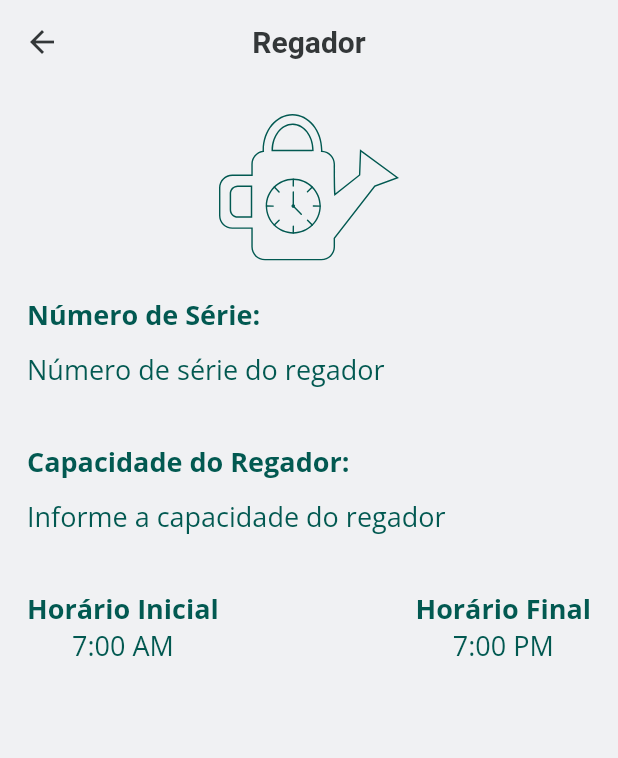
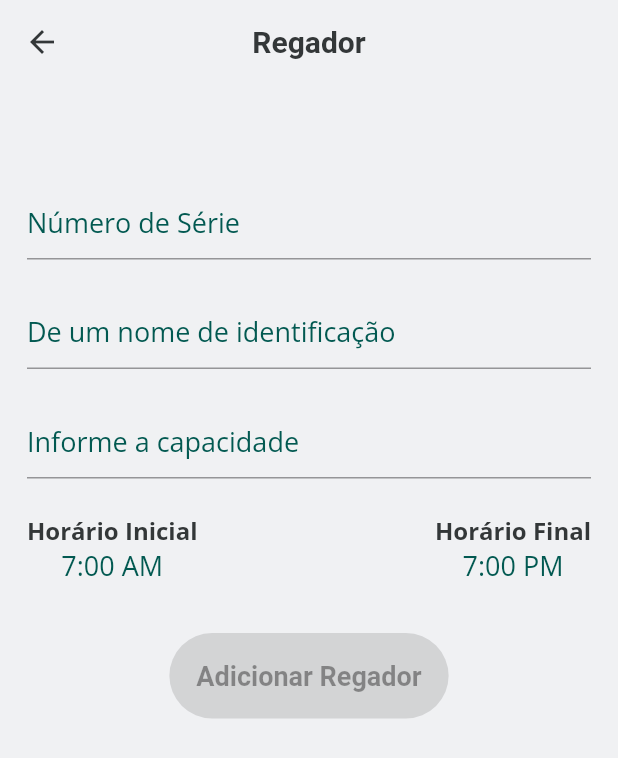
Before and after one commit to Tichz/regador_avaliacao, a Flutter app: the screen it shows after launch, after a tap on "Adicionar Regador", on a phone screen of 412 x 824 dp. Shown: the top 758 px of the screen. Run offline on Flutter 3.47's test engine with Material 2 defaults, Android fonts, the phone set to English and light mode, and no system bars; our stand-ins replace carousel_slider, flutter_svg, smooth_page_indicator.

Commit message:
Adicionado o ciclo de CRUD dos regadores

```diff
--- a/lib/ui/pages/add_watering_can_page/add_watering_can_page.dart
+++ b/lib/ui/pages/add_watering_can_page/add_watering_can_page.dart
@@ -1,22 +1,23 @@
 import 'package:flutter/material.dart';
 import 'package:provider/provider.dart';
 import 'package:regador_avaliacao/provider/regador_app_provider.dart';
-import 'package:regador_avaliacao/ui/pages/add_plant_page/widgets/watering_can_illustration.dart';
-import 'package:regador_avaliacao/ui/pages/widgets/end_time_watering_can.dart';
-import 'package:regador_avaliacao/ui/pages/widgets/start_time_watering_can.dart';
-import 'package:regador_avaliacao/ui/pages/widgets/my_text_field.dart';
+import 'package:regador_avaliacao/ui/pages/add_watering_can_page/widgets/botao_adicionar_regador.dart';
+import 'package:regador_avaliacao/ui/pages/add_watering_can_page/widgets/capacidade_regador_text_field.dart';
+import 'package:regador_avaliacao/ui/pages/add_watering_can_page/widgets/end_time_watering_can.dart';
+import 'package:regador_avaliacao/ui/pages/add_watering_can_page/widgets/nome_identificacao_text_field.dart';
+import 'package:regador_avaliacao/ui/pages/add_watering_can_page/widgets/numero_serie_text_field.dart';
+import 'package:regador_avaliacao/ui/pages/add_watering_can_page/widgets/start_time_watering_can.dart';
 
 class AddWateringCanPage extends StatelessWidget {
-  TextEditingController _numeroSerieController = TextEditingController();
-  TextEditingController _capacidadeRegador = TextEditingController();
+  int? index;
 
-  AddWateringCanPage({Key? key}) : super(key: key);
+  AddWateringCanPage({Key? key, int? this.index}) : super(key: key);
 
   @override
   Widget build(BuildContext context) {
     return Scaffold(
       appBar: AppBar(
-        title: Text('Regador'),
+        title: const Text('Regador'),
       ),
       body: Consumer<RegadorAppProvider>(builder: (context, provider, child) {
         return Padding(
@@ -25,35 +26,36 @@ class AddWateringCanPage extends StatelessWidget {
             child: Column(
               crossAxisAlignment: CrossAxisAlignment.center,
               children: [
-                WateringCanIllustration(),
-                SizedBox(
+                // const WateringCanIllustration(),
+                const SizedBox(
                   height: 24,
                 ),
-                MyTextField(
-                  labelText: 'Número de Série:',
-                    hintText: 'Número de série do regador',
-                    controller: _numeroSerieController,
-                  onChange: (_)=> provider.handlerNumeroSerieTextField(numeroSerieController: _numeroSerieController),
-                ),
-                SizedBox(
+                const SizedBox(
                   height: 24,
                 ),
-                MyTextField(
-                  labelText: 'Capacidade do Regador:',
-                  hintText: 'Informe a capacidade do regador',
-                  controller: _capacidadeRegador,
-                  onChange: (_)=> provider.handlerNumeroSerieTextField(numeroSerieController: _numeroSerieController),
+                const NumeroSerieTextField(),
+                const SizedBox(
+                  height: 24,
                 ),
-                SizedBox(
+                const NomeIdentificacaoTextField(),
+                const SizedBox(
+                  height: 24,
+                ),
+                const CapacidadeRegadorTextField(),
+                const SizedBox(
                   height: 24,
                 ),
                 Row(
-                  children: [
+                  children: const [
                     StartTimeWateringCan(),
                     Spacer(),
                     EndTimeWateringCan(),
                   ],
                 ),
+                const SizedBox(
+                  height: 32,
+                ),
+                BotaoAdicionarRegador(index: index),
               ],
             ),
           ),
--- /dev/null
+++ b/lib/ui/pages/add_watering_can_page/widgets/botao_adicionar_regador.dart
@@ -0,0 +1,24 @@
+import 'package:flutter/material.dart';
+import 'package:provider/provider.dart';
+import 'package:regador_avaliacao/provider/regador_app_provider.dart';
+
+class BotaoAdicionarRegador extends StatelessWidget {
+  int? index;
+
+  BotaoAdicionarRegador({Key? key,  int? this.index}) : super(key: key);
+
+  @override
+  Widget build(BuildContext context) {
+    return Consumer<RegadorAppProvider>(builder: (context, provider, child) {
+      return ElevatedButton(
+        onPressed: provider.taHabilitado
+            ? () {
+          provider.habilitarBotao();
+                provider.adicionarRegador(context: context, index: index);
+              }
+            : null,
+        child: Text('Adicionar Regador'),
+      );
+    });
+  }
+}
--- /dev/null
+++ b/lib/ui/pages/add_watering_can_page/widgets/capacidade_regador_text_field.dart
@@ -0,0 +1,46 @@
+import 'package:flutter/material.dart';
+import 'package:provider/provider.dart';
+import 'package:regador_avaliacao/provider/regador_app_provider.dart';
+import 'package:regador_avaliacao/ui/styles/my_colors.dart';
+import 'package:regador_avaliacao/ui/styles/my_text_styles.dart';
+
+class CapacidadeRegadorTextField extends StatefulWidget {
+  const CapacidadeRegadorTextField({Key? key}) : super(key: key);
+
+  @override
+  State<CapacidadeRegadorTextField> createState() =>
+      _CapacidadeRegadorTextFieldState();
+}
+
+class _CapacidadeRegadorTextFieldState
+    extends State<CapacidadeRegadorTextField> {
+
+  @override
+  void initState() {
+     Provider.of<RegadorAppProvider>(context, listen: false);
+    super.initState();
+  }
+
+  @override
+  Widget build(BuildContext context) {
+    return Consumer<RegadorAppProvider>(builder: (context, provider, child) {
+      return TextField(
+        decoration: InputDecoration(
+          hintText: 'Informe a capacidade',
+        ),
+        keyboardType:
+            TextInputType.numberWithOptions(decimal: false, signed: false),
+        controller: provider.capacidadeRegadorController ,
+        onChanged: (_) {
+          // provider.capacidadeRegadorController
+          // provider.pegarControllerCapacidadeRegador(
+          //   controllerCapacidadeRegador: _capacidadeRegadorController,
+          // );
+          provider.habilitarBotao();
+        },
+        style: MyTextStyle.hintTextFieldStyle(context: context, isDark: false),
+        cursorColor: MyColors.corAcao,
+      );
+    });
+  }
+}
--- a/lib/ui/pages/widgets/end_time_watering_can.dart
+++ b/lib/ui/pages/add_watering_can_page/widgets/end_time_watering_can.dart
@@ -19,7 +19,7 @@ class EndTimeWateringCan extends StatelessWidget {
             children: [
               Text(
                 'Horário Final',
-                style: MyTextStyle.labelTextFieldStyle(
+                style: MyTextStyle.titulosRegadorStyle(
                     context: context, isDark: false),
               ),
               Text(
--- /dev/null
+++ b/lib/ui/pages/add_watering_can_page/widgets/nome_identificacao_text_field.dart
@@ -0,0 +1,44 @@
+import 'package:flutter/material.dart';
+import 'package:provider/provider.dart';
+import 'package:regador_avaliacao/provider/regador_app_provider.dart';
+import 'package:regador_avaliacao/ui/styles/my_colors.dart';
+import 'package:regador_avaliacao/ui/styles/my_text_styles.dart';
+
+class NomeIdentificacaoTextField extends StatefulWidget {
+  const NomeIdentificacaoTextField({Key? key}) : super(key: key);
+
+  @override
+  State<NomeIdentificacaoTextField> createState() =>
+      _NomeIdentificacaoTextFieldState();
+}
+
+class _NomeIdentificacaoTextFieldState
+    extends State<NomeIdentificacaoTextField> {
+  @override
+  void initState() {
+    Provider.of<RegadorAppProvider>(context, listen: false);
+    super.initState();
+  }
+
+  @override
+  Widget build(BuildContext context) {
+    return Consumer<RegadorAppProvider>(builder: (context, provider, child) {
+      return TextField(
+        decoration: InputDecoration(
+          hintText: 'De um nome de identificação',
+        ),
+        keyboardType: TextInputType.name,
+        textInputAction: TextInputAction.next,
+        controller: provider.nomeIdentificacaoController,
+        onChanged: (_) {
+          // provider.pegarControllerNomeIdentificacao(
+          //   controllerNomeIdentificacao:  _nomeIdentificacaoController,
+          // );
+          provider.habilitarBotao();
+        },
+        style: MyTextStyle.hintTextFieldStyle(context: context, isDark: false),
+        cursorColor: MyColors.corAcao,
+      );
+    });
+  }
+}
--- /dev/null
+++ b/lib/ui/pages/add_watering_can_page/widgets/numero_serie_text_field.dart
@@ -0,0 +1,42 @@
+import 'package:flutter/material.dart';
+import 'package:provider/provider.dart';
+import 'package:regador_avaliacao/provider/regador_app_provider.dart';
+import 'package:regador_avaliacao/ui/styles/my_colors.dart';
+import 'package:regador_avaliacao/ui/styles/my_text_styles.dart';
+
+class NumeroSerieTextField extends StatefulWidget {
+  const NumeroSerieTextField({Key? key}) : super(key: key);
+
+  @override
+  State<NumeroSerieTextField> createState() => _NumeroSerieTextFieldState();
+}
+
+class _NumeroSerieTextFieldState extends State<NumeroSerieTextField> {
+  @override
+  void initState() {
+    Provider.of<RegadorAppProvider>(context, listen: false);
+    super.initState();
+  }
+
+  @override
+  Widget build(BuildContext context) {
+    return Consumer<RegadorAppProvider>(builder: (context, provider, child) {
+      return TextField(
+        decoration: InputDecoration(
+          hintText: 'Número de Série',
+        ),
+        keyboardType: TextInputType.numberWithOptions(decimal: false,signed: false),
+        textInputAction: TextInputAction.next,
+        controller: provider.numeroSerieController,
+        onChanged: (_) {
+          // provider.pegarControllerNumeroSerie(
+          //   controllerNumeroSerie: _numeroSerieController,
+          // );
+          provider.habilitarBotao();
+        },
+        style: MyTextStyle.hintTextFieldStyle(context: context, isDark: false),
+        cursorColor: MyColors.corAcao,
+      );
+    });
+  }
+}
--- a/lib/ui/pages/widgets/start_time_watering_can.dart
+++ b/lib/ui/pages/add_watering_can_page/widgets/start_time_watering_can.dart
@@ -1,5 +1,4 @@
 import 'package:flutter/material.dart';
-import 'package:intl/intl.dart';
 import 'package:provider/provider.dart';
 import 'package:regador_avaliacao/provider/regador_app_provider.dart';
 import 'package:regador_avaliacao/ui/styles/my_text_styles.dart';
@@ -22,11 +21,11 @@ class StartTimeWateringCan extends StatelessWidget {
             children: [
               Text(
                 'Horário Inicial',
-                style: MyTextStyle.labelTextFieldStyle(
+                style: MyTextStyle.titulosRegadorStyle(
                     context: context, isDark: false),
               ),
               Text(
-                '${provider.initialTimeWateringCan.format(context)}',
+                provider.initialTimeWateringCan.format(context),
                 style: MyTextStyle.hintTextFieldStyle(
                     context: context, isDark: false),
               ),
--- a/lib/ui/pages/home_page/widgets/dot_indicator.dart
+++ b/lib/ui/pages/home_page/widgets/dot_indicator.dart
@@ -11,7 +11,9 @@ class DotIndicator extends StatelessWidget {
   Widget build(BuildContext context) {
     return Consumer<RegadorAppProvider>(
       builder: (context, provider, child) {
-        return Center(
+        return Visibility(
+          visible: provider.listaRegadores.isNotEmpty,
+          child: Center(
             child: AnimatedSmoothIndicator(
               activeIndex: provider.activeIndex,
               count: provider.listaRegadores.length,
@@ -22,6 +24,7 @@ class DotIndicator extends StatelessWidget {
                 activeDotColor: MyColors.corAcao
               ),
             ),
+          ),
         );
       },
     );
--- a/lib/ui/pages/home_page/widgets/regador_list_view.dart
+++ b/lib/ui/pages/home_page/widgets/regador_list_view.dart
@@ -2,6 +2,7 @@ import 'package:carousel_slider/carousel_slider.dart';
 import 'package:flutter/material.dart';
 import 'package:provider/provider.dart';
 import 'package:regador_avaliacao/provider/regador_app_provider.dart';
+import 'package:regador_avaliacao/ui/pages/regador_page/regador_page.dart';
 
 class RegadorListView extends StatelessWidget {
   const RegadorListView({Key? key}) : super(key: key);
@@ -9,21 +10,36 @@ class RegadorListView extends StatelessWidget {
   @override
   Widget build(BuildContext context) {
     return Consumer<RegadorAppProvider>(builder: (context, provider, child) {
-      return CarouselSlider.builder(
+      return Visibility(
+        visible: provider.listaRegadores.isNotEmpty,
+        child: CarouselSlider.builder(
           itemCount: provider.listaRegadores.length,
           options: CarouselOptions(
               height: 154,
               viewportFraction: 1,
-            autoPlay: true,
+              autoPlay: false,
               autoPlayAnimationDuration: const Duration(seconds: 5),
               onPageChanged: (index, reason) {
                 provider.setActiveIndex(index: index);
               }),
           itemBuilder: (context, index, realIndex) {
-          final regador = provider.listaRegadores[index];
+            final regador = InkWell(
+              onLongPress: (){
+                provider.removerRegador(index);
+              },
+                onTap: () {
+                  Navigator.push(
+                    context,
+                    MaterialPageRoute(
+                      builder: (context) => RegadorPage(index: index),
+                    ),
+                  );
+                },
+                child: provider.listaRegadores[index]);
 
             return regador;
           },
+        ),
       );
     });
   }
--- a/lib/ui/pages/widgets/my_text_field.dart
+++ /dev/null
@@ -1,43 +0,0 @@
-import 'package:flutter/material.dart';
-import 'package:regador_avaliacao/ui/styles/my_colors.dart';
-import 'package:regador_avaliacao/ui/styles/my_text_styles.dart';
-
-class MyTextField extends StatelessWidget {
-  String hintText;
-  String labelText;
-  TextEditingController controller = TextEditingController();
-  Function(String) onChange;
-
-  MyTextField(
-      {Key? key,
-      required this.hintText,
-      required this.controller,
-      required this.onChange,
-      required this.labelText})
-      : super(key: key);
-
-  @override
-  Widget build(BuildContext context) {
-    return Column(
-      crossAxisAlignment: CrossAxisAlignment.start,
-      children: [
-        Text(
-          labelText,
-          style:
-              MyTextStyle.labelTextFieldStyle(context: context, isDark: false),
-        ),
-        SizedBox(
-          // height: 40,
-          child: TextField(
-            decoration: InputDecoration(hintText: hintText),
-            controller: controller,
-            onChanged: onChange,
-            style: MyTextStyle.hintTextFieldStyle(context: context, isDark: false),
-            cursorColor: MyColors.corAcao,
-
-          ),
-        ),
-      ],
-    );
-  }
-}
--- a/lib/ui/pages/add_plant_page/widgets/watering_can_illustration.dart
+++ b/lib/ui/pages/widgets/watering_can_illustration.dart
@@ -7,11 +7,13 @@ class WateringCanIllustration extends StatelessWidget {
 
   @override
   Widget build(BuildContext context) {
-    return SvgPicture.asset(
-      'assets/images/regador.svg',
-      width: 120,
-      alignment: Alignment.center,
-      color: MyColors.corAcao,
+    return Center(
+      child: SvgPicture.asset(
+        'assets/images/regador.svg',
+        width: 120,
+        alignment: Alignment.center,
+        color: MyColors.corAcao,
+      ),
     );
   }
 }
--- a/lib/ui/styles/my_colors.dart
+++ b/lib/ui/styles/my_colors.dart
@@ -6,6 +6,9 @@ class MyColors{
   static const  corPrimaria = Color(0xffF9FBFA);
   static const  corAcao= Color(0xff025951);
   static const  corInativo= Color(0xff9197A8);
+  static const  corTextoBotao= Color(0xffffffff);
+  static const  corStatusAtivo= Colors.green;
+  static const  corStatusInativo = Colors.red;
 
   static const  primarySwatch =  MaterialColor(
     0xff025951, // 0% comes in here, this will be color picked if no shade is selected when defining a Color property which doesn’t require a swatch.
--- a/lib/ui/styles/my_text_styles.dart
+++ b/lib/ui/styles/my_text_styles.dart
@@ -41,19 +41,42 @@ class MyTextStyle {
       fontSize: 14,
       fontWeight: FontWeight.normal,
     );
-  }static TextStyle hintTextFieldStyle(
+  }
+  static TextStyle hintTextFieldStyle(
       {required BuildContext context, required bool isDark}) {
     return const TextStyle(
       color: MyColors.corAcao,
       fontSize: 18,
       fontWeight: FontWeight.normal,
     );
-  }static TextStyle labelTextFieldStyle(
+  }
+  static TextStyle titulosRegadorStyle(
       {required BuildContext context, required bool isDark}) {
     return const TextStyle(
-      color: MyColors.corAcao,
+      color: MyColors.texto,
+      fontSize: 16,
+      fontWeight: FontWeight.bold,
+    );
+  }static TextStyle conteudoRegadorStyle(
+      {required BuildContext context, required bool isDark}) {
+    return const TextStyle(
+      color: MyColors.texto,
+      fontSize: 16,
+      fontWeight: FontWeight.normal,
+    );
+  }
+  static TextStyle elevatedButtonStyle(
+      {required BuildContext context, required bool isDark}) {
+    return const TextStyle(
       fontSize: 18,
       fontWeight: FontWeight.bold,
     );
+  }static TextStyle statusRegadorStyle(
+      {required BuildContext context, required bool isDark,required String statusRegador}) {
+    return  TextStyle(
+      fontSize: 18,
+      fontWeight: FontWeight.bold,
+      color: statusRegador == 'Ativo' ? MyColors.corStatusAtivo : MyColors.corStatusInativo,
+    );
   }
 }
--- a/lib/ui/styles/my_themes.dart
+++ b/lib/ui/styles/my_themes.dart
@@ -27,8 +27,19 @@ class MyThemes {
         ),
       ),
       inputDecorationTheme: InputDecorationTheme(
-        border: InputBorder.none,
-        hintStyle: MyTextStyle.hintTextFieldStyle(context: context, isDark: isDark),
+        border: const UnderlineInputBorder(
+            borderSide: const BorderSide(color: MyColors.corAcao)),
+        hintStyle:
+            MyTextStyle.hintTextFieldStyle(context: context, isDark: isDark),
+      ),
+      elevatedButtonTheme: ElevatedButtonThemeData(
+        style: ElevatedButton.styleFrom(
+          shape: const StadiumBorder(),
+          textStyle:
+              MyTextStyle.elevatedButtonStyle(context: context, isDark: isDark),
+          onPrimary: MyColors.corTextoBotao,
+          padding: const EdgeInsets.all(18)
+        ),
       ),
     );
   }
```
Also changed, not shown: lib/provider/regador_app_provider.dart (+126 -27 lines), lib/ui/pages/home_page/widgets/model_card_regador_listview.dart (+28 -8 lines), lib/ui/pages/regador_page/regador_page.dart (added, +109 -0 lines), lib/ui/pages/regador_page/widget/botao_editar_regador.dart (added, +31 -0 lines), lib/ui/pages/widgets/info_texto.dart (added, +26 -0 lines). Lines whose indentation alone changed are shown as unchanged.
